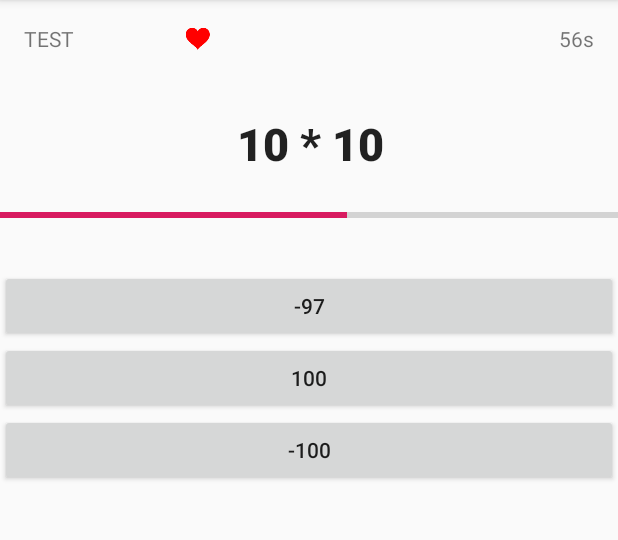
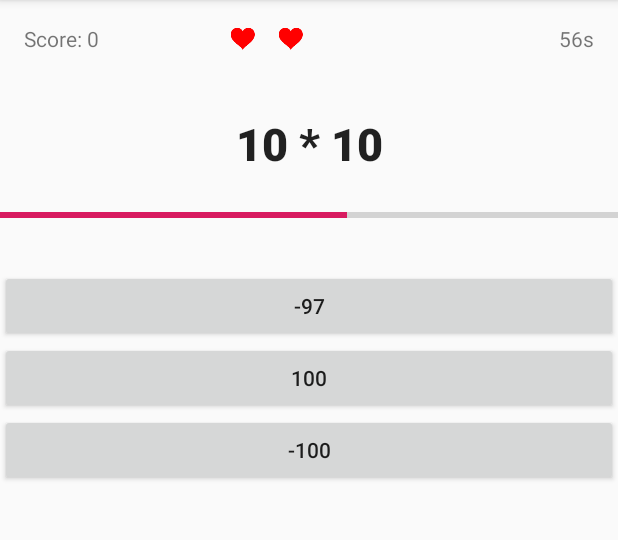
Before and after one commit to strikebit/mathblitz, an Android app: the GameActivity screen opened directly, with no data from a screen before it, after a tap on an icon or button, on a phone screen of 412 x 824 dp, the part 84-624 px from its top. Run offline under Robolectric (Android 15) with nearby library versions, the phone set to English and light mode, and no system bars.

Commit message:
Added life indicator

```diff
--- a/app/src/main/java/io/strikebit/mathblitz/GameActivity.java
+++ b/app/src/main/java/io/strikebit/mathblitz/GameActivity.java
@@ -8,12 +8,15 @@ import android.os.Bundle;
 import android.os.CountDownTimer;
 import android.view.View;
 import android.widget.Button;
+import android.widget.ImageView;
 import android.widget.LinearLayout;
 import android.widget.ProgressBar;
 import android.widget.TextView;
 import android.widget.Toast;
 
 import java.text.DecimalFormat;
+import java.util.ArrayList;
+import java.util.List;
 import java.util.Locale;
 
 import io.strikebit.mathblitz.factory.QuestionFactory;
@@ -36,6 +39,8 @@ public class GameActivity extends AppCompatActivity {
     private CountDownTimer questionTimer;
     private MediaPlayer mediaPlayer;
     private ProgressBar progressBar;
+    // TODO Make # of lifes dynamic
+    private List<ImageView> lifeCollection = new ArrayList<>();
 
     @Override
     protected void onCreate(Bundle savedInstanceState) {
@@ -52,6 +57,12 @@ public class GameActivity extends AppCompatActivity {
         createQuestion();
 
         final TextView timerText = findViewById(R.id.text_time_remaining);
+        ImageView life1 = findViewById(R.id.image_life1);
+        ImageView life2 = findViewById(R.id.image_life2);
+        ImageView life3 = findViewById(R.id.image_life3);
+        lifeCollection.add(life1);
+        lifeCollection.add(life2);
+        lifeCollection.add(life3);
 
         countDownTimer = new CountDownTimer(gameTime, gameCountdownInterval) {
             public void onTick(long mUntilFinished) {
@@ -148,9 +159,6 @@ public class GameActivity extends AppCompatActivity {
             public void onClick(View view) {
                 boolean isCorrect = possibleAnswer.equals(correctAnswer);
                 // TODO Show a neat effect
-                // if (!isCorrect) {
-                    // answerButton.setBackgroundColor(Color.RED);
-                // }
                 questionTimer.cancel();
                 provideAnswer(isCorrect);
             }
@@ -167,6 +175,28 @@ public class GameActivity extends AppCompatActivity {
         }
     }
 
+    protected void loseLife() {
+        --livesRemaining;
+
+        System.out.println("lose life " + livesRemaining);
+
+        ImageView iv = lifeCollection.get(livesRemaining);
+        iv.setVisibility(View.INVISIBLE);
+        checkForDeath();
+    }
+
+    protected void gainLife() {
+        if (livesRemaining == startingLives) {
+            return;
+        }
+        ++livesRemaining;
+
+        System.out.println("gain life " + livesRemaining);
+
+        ImageView iv = lifeCollection.get(livesRemaining - 1);
+        iv.setVisibility(View.VISIBLE);
+    }
+
     protected void provideAnswer(boolean isCorrect) {
         if (isCorrect) {
             ++totalCorrect;
@@ -177,8 +207,7 @@ public class GameActivity extends AppCompatActivity {
         } else {
             System.out.println("WRONG");
             System.out.println(livesRemaining);
-            --livesRemaining;
-            checkForDeath();
+            loseLife();
         }
         if (livesRemaining > 0){
             createQuestion();
@@ -192,6 +221,7 @@ public class GameActivity extends AppCompatActivity {
         if (totalCorrect == 10) {
             questionTime += 1000;
             createQuestionTimer();
+            gainLife();
             difficulty = MathQuestionStrategy.DIFFICULTY_ADEPT;
             Toast toast = Toast.makeText(getApplicationContext(), "You got 10 correct!", Toast.LENGTH_SHORT);
             toast.show();
@@ -199,6 +229,7 @@ public class GameActivity extends AppCompatActivity {
         if (totalCorrect == 20) {
             questionTime += 1000;
             createQuestionTimer();
+            gainLife();
             difficulty = MathQuestionStrategy.DIFFICULTY_HARD;
             Toast toast = Toast.makeText(getApplicationContext(), "You got 20 correct!", Toast.LENGTH_SHORT);
             toast.show();
@@ -206,6 +237,7 @@ public class GameActivity extends AppCompatActivity {
         if (totalCorrect == 30) {
             questionTime += 1000;
             createQuestionTimer();
+            gainLife();
             difficulty = MathQuestionStrategy.DIFFICULTY_LEGENDARY;
             Toast toast = Toast.makeText(getApplicationContext(), "You got 30 correct!", Toast.LENGTH_SHORT);
             toast.show();
--- a/app/src/main/res/layout/activity_game.xml
+++ b/app/src/main/res/layout/activity_game.xml
@@ -18,13 +18,35 @@
         app:layout_constraintTop_toTopOf="parent" />
 
     <ImageView
-        android:id="@+id/image_life"
+        android:id="@+id/image_life1"
         android:layout_width="32dp"
         android:layout_height="32dp"
-        android:layout_marginStart="100dp"
+        android:layout_marginStart="130dp"
         android:layout_marginLeft="16dp"
         android:layout_marginTop="10dp"
         app:layout_constraintStart_toStartOf="@+id/text_score"
+        app:layout_constraintTop_toTopOf="parent"
+        app:srcCompat="@drawable/life" />
+
+    <ImageView
+        android:id="@+id/image_life2"
+        android:layout_width="32dp"
+        android:layout_height="32dp"
+        android:layout_marginStart="0dp"
+        android:layout_marginLeft="0dp"
+        android:layout_marginTop="10dp"
+        app:layout_constraintStart_toEndOf="@+id/image_life1"
+        app:layout_constraintTop_toTopOf="parent"
+        app:srcCompat="@drawable/life" />
+
+    <ImageView
+        android:id="@+id/image_life3"
+        android:layout_width="32dp"
+        android:layout_height="32dp"
+        android:layout_marginStart="0dp"
+        android:layout_marginLeft="0dp"
+        android:layout_marginTop="10dp"
+        app:layout_constraintStart_toEndOf="@+id/image_life2"
         app:layout_constraintTop_toTopOf="parent"
         app:srcCompat="@drawable/life" />
 
@@ -35,17 +57,18 @@
         android:layout_marginStart="16dp"
         android:layout_marginLeft="16dp"
         android:layout_marginTop="16dp"
-        android:text="TEST"
+        android:text="Score: 0"
         app:layout_constraintStart_toStartOf="parent"
         app:layout_constraintTop_toTopOf="parent" />
 
     <TextView
         android:id="@+id/math_question"
-        android:layout_width="382dp"
+        android:layout_width="match_parent"
         android:layout_height="79dp"
         android:layout_marginStart="16dp"
         android:layout_marginLeft="16dp"
         android:layout_marginTop="56dp"
+        android:layout_marginEnd="16dp"
         android:gravity="center"
         android:text="2 + 2 ="
         android:textAppearance="@style/TextAppearance.AppCompat.Large"
```
